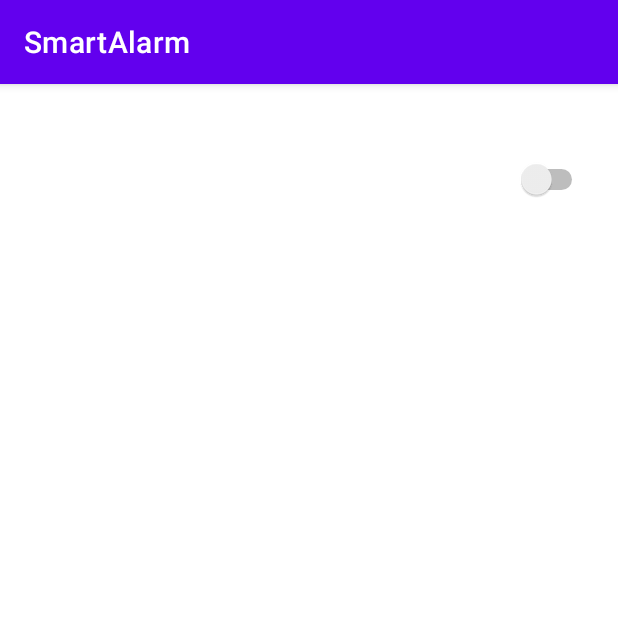
After one commit to MedAmine1212/smartAlarm, an Android app: the alarmsList screen opened directly, with no data from a screen before it, on a phone screen of 412 x 824 dp, the top half of it. The commit adds this screen. Run offline under Robolectric (Android 15) with nearby library versions, the phone set to English and light mode, and no system bars.

Commit message:
custom alarms List

```diff
--- /dev/null
+++ b/app/src/main/java/com/example/smartalarm/alarmsList.java
@@ -0,0 +1,14 @@
+package com.example.smartalarm;
+
+import androidx.appcompat.app.AppCompatActivity;
+
+import android.os.Bundle;
+
+public class alarmsList extends AppCompatActivity {
+
+    @Override
+    protected void onCreate(Bundle savedInstanceState) {
+        super.onCreate(savedInstanceState);
+        setContentView(R.layout.activity_alarms_list);
+    }
+}
--- a/app/src/main/java/com/example/smartalarm/ui/home/HomeViewModel.java
+++ b/app/src/main/java/com/example/smartalarm/ui/home/HomeViewModel.java
@@ -10,7 +10,6 @@ public class HomeViewModel extends ViewModel {
 
         public HomeViewModel() {
             mText = new MutableLiveData<>();
-        mText.setValue("No alarms to show");
         }
 
         public LiveData<String> getText() {
--- /dev/null
+++ b/app/src/main/res/layout/activity_alarms_list.xml
@@ -0,0 +1,29 @@
+<?xml version="1.0" encoding="utf-8"?>
+<LinearLayout xmlns:android="http://schemas.android.com/apk/res/android"
+    xmlns:app="http://schemas.android.com/apk/res-auto"
+    xmlns:tools="http://schemas.android.com/tools"
+    android:layout_width="match_parent"
+    android:layout_height="match_parent"
+    android:paddingTop="50dp"
+    android:paddingLeft="20dp"
+    android:paddingRight="20dp"
+    android:paddingBottom="20dp"
+    tools:context=".alarmsList">
+
+
+    <TextView
+        android:id="@+id/alarmTime"
+        android:layout_width="280dp"
+        android:layout_height="50dp"
+        android:gravity="start"
+        android:text="" />
+
+    <Switch
+        android:id="@+id/onOffSwitch"
+        android:layout_width="0dp"
+        android:layout_height="49dp"
+        android:layout_weight="1"
+        android:gravity="end"
+        tools:ignore="UseSwitchCompatOrMaterialXml" />
+
+</LinearLayout>
```
Also changed, not shown: app/src/main/AndroidManifest.xml (+10 -1 lines), app/src/main/java/com/example/smartalarm/CustomBaseAdapter.java (added, +46 -0 lines), app/src/main/java/com/example/smartalarm/MainActivity.java (+14 -13 lines), app/src/main/res/layout/content_main.xml (+7 -0 lines). Lines whose indentation alone changed are shown as unchanged.
